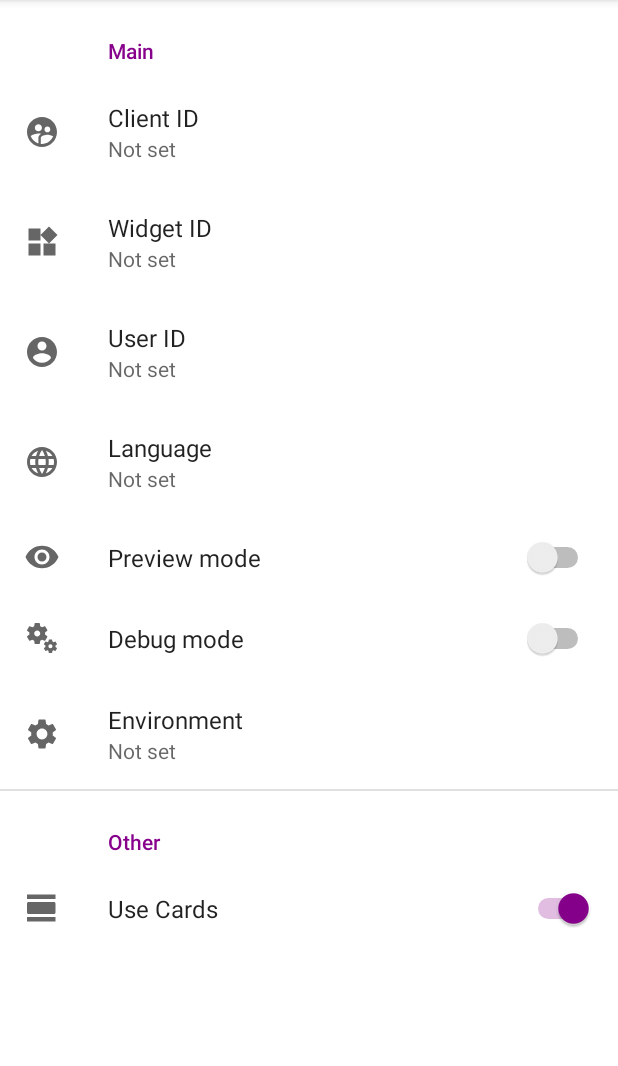
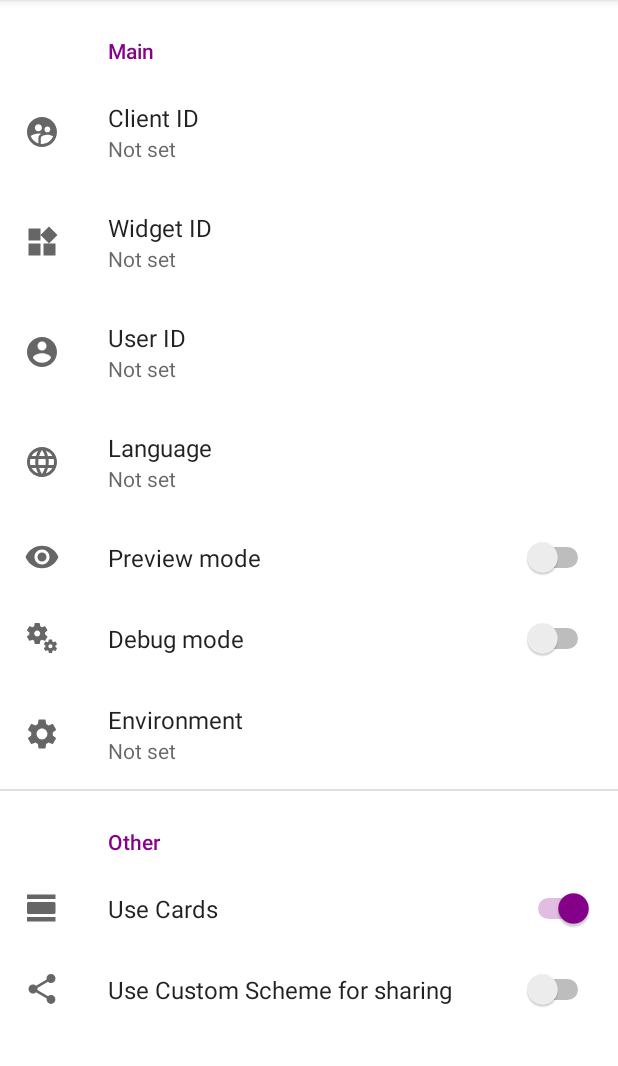
Before and after one commit to Engagecraft-Solutions/touch-platform-widgets-android, an Android app: the screen it shows after launch (SettingsActivity), on a phone screen of 412 x 824 dp, the part 84-1150 px from its top. Run offline under Robolectric (Android 15) with nearby library versions, the phone set to English and light mode, and no system bars; our stand-ins replace androidx.preference.

Commit message:
Setup sharing on demo app

```diff
--- a/demo/build.gradle
+++ b/demo/build.gradle
@@ -27,7 +27,7 @@ android {
             proguardFiles getDefaultProguardFile('proguard-android-optimize.txt'), 'proguard-rules.pro'
         }
         all {
-            resValue "string", "app_link", "demo.app.touch.global"
+            resValue "string", "app_link", "demo-app.touch.global"
         }
     }
     compileOptions {
--- a/demo/src/main/AndroidManifest.xml
+++ b/demo/src/main/AndroidManifest.xml
@@ -26,6 +26,12 @@
                 <data android:scheme="https" />
                 <data android:scheme="http" />
             </intent-filter>
+            <intent-filter>
+                <action android:name="android.intent.action.VIEW" />
+                <category android:name="android.intent.category.DEFAULT" />
+                <category android:name="android.intent.category.BROWSABLE" />
+                <data android:scheme="${applicationId}" />
+            </intent-filter>
         </activity>
 
         <activity android:name=".SettingsActivity"
--- /dev/null
+++ b/demo/src/main/res/drawable/ic_share.xml
@@ -0,0 +1,10 @@
+<vector xmlns:android="http://schemas.android.com/apk/res/android"
+    android:width="24dp"
+    android:height="24dp"
+    android:viewportWidth="24"
+    android:viewportHeight="24"
+    android:tint="?attr/colorControlNormal">
+  <path
+      android:fillColor="@android:color/white"
+      android:pathData="M18,16.08c-0.76,0 -1.44,0.3 -1.96,0.77L8.91,12.7c0.05,-0.23 0.09,-0.46 0.09,-0.7s-0.04,-0.47 -0.09,-0.7l7.05,-4.11c0.54,0.5 1.25,0.81 2.04,0.81 1.66,0 3,-1.34 3,-3s-1.34,-3 -3,-3 -3,1.34 -3,3c0,0.24 0.04,0.47 0.09,0.7L8.04,9.81C7.5,9.31 6.79,9 6,9c-1.66,0 -3,1.34 -3,3s1.34,3 3,3c0.79,0 1.5,-0.31 2.04,-0.81l7.12,4.16c-0.05,0.21 -0.08,0.43 -0.08,0.65 0,1.61 1.31,2.92 2.92,2.92 1.61,0 2.92,-1.31 2.92,-2.92s-1.31,-2.92 -2.92,-2.92z"/>
+</vector>
--- a/demo/src/main/res/values/config.xml
+++ b/demo/src/main/res/values/config.xml
@@ -7,6 +7,7 @@
     <string name="settings_preview" translatable="false">preview</string>
     <string name="settings_debug" translatable="false">debug</string>
     <string name="settings_use_cards" translatable="false">use_cards</string>
+    <string name="settings_use_custom_scheme" translatable="false">use_custom_scheme</string>
     <string name="settings_environment" translatable="false">environment</string>
     <string-array name="settings_environment_items">
         <item>int</item>
--- a/demo/src/main/res/xml/settings.xml
+++ b/demo/src/main/res/xml/settings.xml
@@ -27,11 +27,13 @@
         <SwitchPreference
             android:key="@string/settings_preview"
             android:icon="@drawable/ic_preview"
-            android:title="Preview mode" />
+            android:title="Preview mode"
+            android:defaultValue="false" />
         <SwitchPreference
             android:key="@string/settings_debug"
             android:icon="@drawable/ic_debug"
-            android:title="Debug mode" />
+            android:title="Debug mode"
+            android:defaultValue="false" />
         <ListPreference
             android:key="@string/settings_environment"
             android:icon="@drawable/ic_environment"
@@ -47,5 +49,10 @@
             android:icon="@drawable/ic_use_cards"
             android:title="Use Cards"
             android:defaultValue="true"/>
+        <SwitchPreference
+            android:key="@string/settings_use_custom_scheme"
+            android:icon="@drawable/ic_share"
+            android:title="Use Custom Scheme for sharing"
+            android:defaultValue="false"/>
     </PreferenceCategory>
 </PreferenceScreen>
--- a/sdk/src/main/java/com/engagecraft/touchplatform/sdk/Widget.kt
+++ b/sdk/src/main/java/com/engagecraft/touchplatform/sdk/Widget.kt
@@ -6,7 +6,6 @@ import android.net.Uri
 import android.util.TypedValue
 import android.view.ViewGroup
 import android.webkit.WebView
-import android.webkit.WebViewClient
 import android.widget.FrameLayout
 import kotlinx.coroutines.Dispatchers
 import kotlinx.coroutines.GlobalScope
@@ -101,7 +100,6 @@ internal class Widget(context: Context) : FrameLayout(context) {
                 layoutParams = LayoutParams(ViewGroup.LayoutParams.MATCH_PARENT, getSize(context, height))
                 settings.javaScriptEnabled = true
                 settings.domStorageEnabled = true
-                webViewClient = WebViewClient()
                 addJavascriptInterface(JSInterface(this.context), JSInterface.NAME)
                 loadUrl(getWidgetUrl())
                 Util.debug("Starting widget: $url")
```
Also changed, not shown: demo/src/main/java/com/engagecraft/touchplatform/demo/MainActivity.kt (+6 -1 lines).
